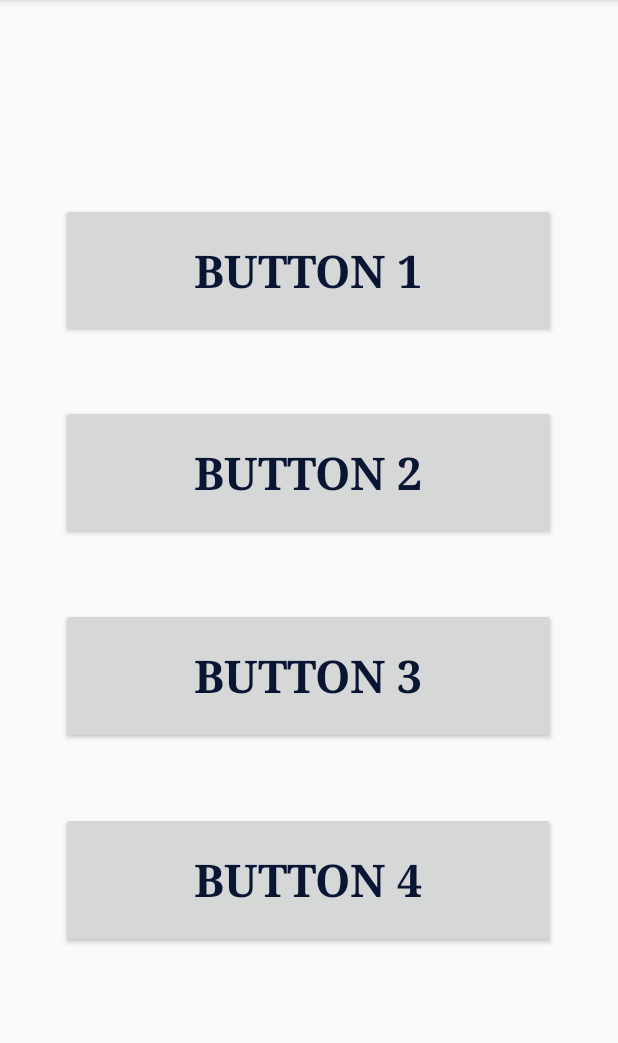
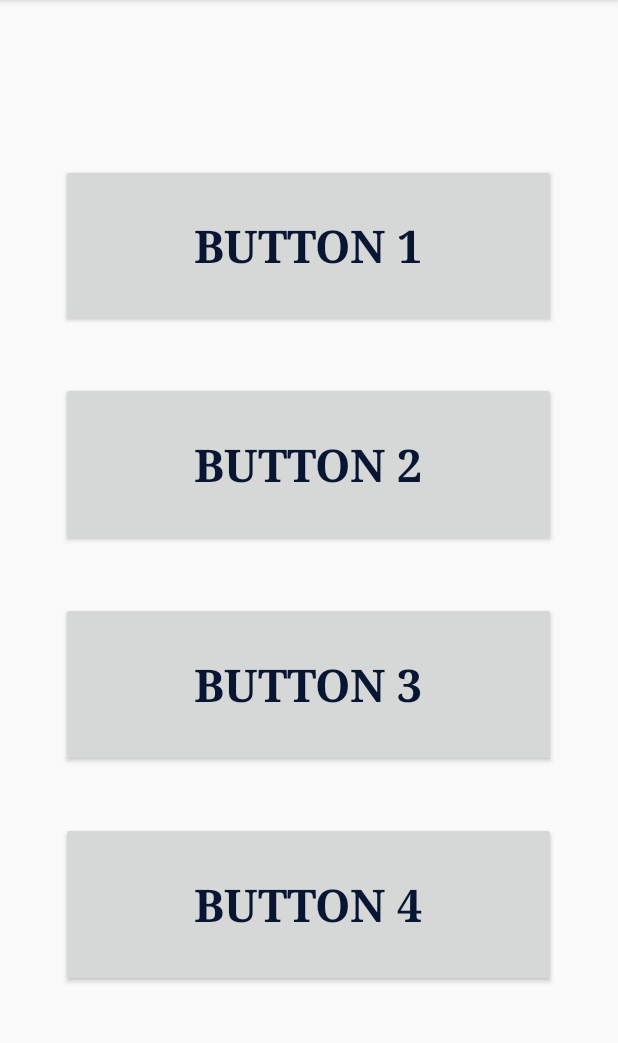
Before and after one commit to AndriyKuzmenko/ConfiguredDialogProblem, an Android app: the screen it shows after launch (MainActivity), on a phone screen of 412 x 824 dp, the part 84-1127 px from its top. Run offline under Robolectric (Android 15) with nearby library versions, the phone set to English and light mode, and no system bars.

Commit message:
Made buttons larger

```diff
--- a/app/src/main/res/layout/activity_main.xml
+++ b/app/src/main/res/layout/activity_main.xml
@@ -2,9 +2,10 @@
 <LinearLayout xmlns:android="http://schemas.android.com/apk/res/android"
     xmlns:app="http://schemas.android.com/apk/res-auto"
     xmlns:tools="http://schemas.android.com/tools"
+    android:id="@+id/layout"
     android:layout_width="match_parent"
     android:layout_height="match_parent"
-    tools:context=".MainActivity" >
+    tools:context=".MainActivity">
 
     <Space
         android:layout_width="0px"
@@ -25,8 +26,9 @@
         <Button
             android:layout_width="match_parent"
             android:layout_height="0px"
-            android:layout_weight="2"
+            android:layout_weight="3"
             android:fontFamily="serif"
+            android:onClick="button1Pressed"
             android:text="Button 1"
             android:textColor="#081633"
             android:textSize="30sp"
@@ -40,7 +42,7 @@
         <Button
             android:layout_width="match_parent"
             android:layout_height="0px"
-            android:layout_weight="2"
+            android:layout_weight="3"
             android:fontFamily="serif"
             android:text="Button 2"
             android:textColor="#081633"
@@ -55,7 +57,7 @@
         <Button
             android:layout_width="match_parent"
             android:layout_height="0px"
-            android:layout_weight="2"
+            android:layout_weight="3"
             android:fontFamily="serif"
             android:text="Button 3"
             android:textColor="#081633"
@@ -70,7 +72,7 @@
         <Button
             android:layout_width="match_parent"
             android:layout_height="0px"
-            android:layout_weight="2"
+            android:layout_weight="3"
             android:fontFamily="serif"
             android:text="Button 4"
             android:textColor="#081633"
```
